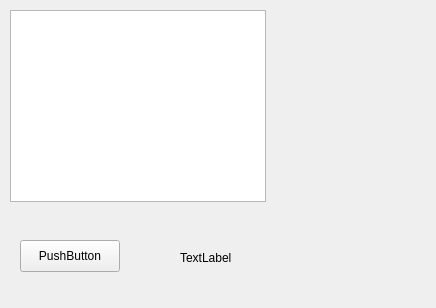
phooten/finance, file tools/trade_history/filter_details/gui/form.ui: the form before one commit.
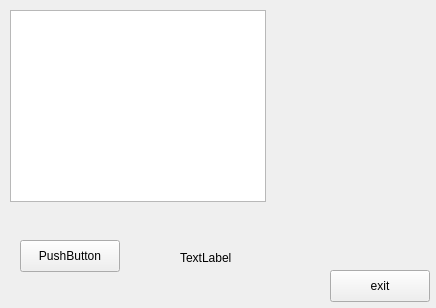
The form after the commit.

Commit message: Working version of GUI interacting with test.py script.

Diff of the .ui file:
```diff
--- a/tools/trade_history/filter_details/gui/form.ui
+++ b/tools/trade_history/filter_details/gui/form.ui
@@ -49,6 +49,19 @@
     <string>TextLabel</string>
    </property>
   </widget>
+  <widget class="QPushButton" name="exitButton">
+   <property name="geometry">
+    <rect>
+     <x>330</x>
+     <y>270</y>
+     <width>100</width>
+     <height>32</height>
+    </rect>
+   </property>
+   <property name="text">
+    <string>exit</string>
+   </property>
+  </widget>
  </widget>
  <resources/>
  <connections/>
```
The commit also changes 3 other files.
